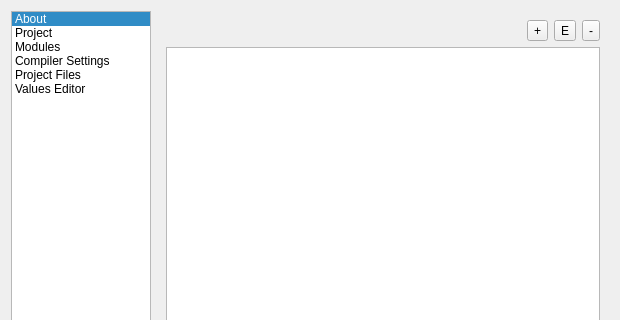
The window that v2/branches/xupmanager/addons/qmake/gui/UISimpleQMakeEditor.ui (testmana2/mks) describes before a commit, drawn with Qt 5; both pictures show x 0 to 620 and y 0 to 320 of the 620 by 458 pixel window.
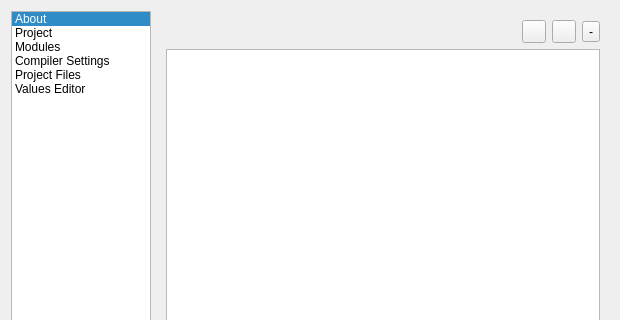
The same window after the commit. The open tabs and pages were chosen to show the change. Icons and pictures are not drawn.

Diff of the .ui file:
```diff
--- a/v2/branches/xupmanager/addons/qmake/gui/UISimpleQMakeEditor.ui
+++ b/v2/branches/xupmanager/addons/qmake/gui/UISimpleQMakeEditor.ui
@@ -597,15 +597,17 @@
        </item>
        <item row="0" column="1" >
         <widget class="QToolButton" name="tbAddFile" >
-         <property name="text" >
-          <string>+</string>
+         <property name="icon" >
+          <iconset resource="../../../resources/XUPManager.qrc" >
+           <normaloff>:/actions/add.png</normaloff>:/actions/add.png</iconset>
          </property>
         </widget>
        </item>
        <item row="0" column="2" >
         <widget class="QToolButton" name="tbEditFile" >
-         <property name="text" >
-          <string>E</string>
+         <property name="icon" >
+          <iconset resource="../../../resources/XUPManager.qrc" >
+           <normaloff>:/editor/icons/editor/modify.png</normaloff>:/editor/icons/editor/modify.png</iconset>
          </property>
         </widget>
        </item>
@@ -617,7 +619,22 @@
         </widget>
        </item>
        <item row="1" column="0" colspan="4" >
-        <widget class="QTreeView" name="tvFiles" />
+        <widget class="QTreeWidget" name="twFiles" >
+         <property name="selectionMode" >
+          <enum>QAbstractItemView::ExtendedSelection</enum>
+         </property>
+         <property name="allColumnsShowFocus" >
+          <bool>true</bool>
+         </property>
+         <property name="headerHidden" >
+          <bool>true</bool>
+         </property>
+         <column>
+          <property name="text" >
+           <string>1</string>
+          </property>
+         </column>
+        </widget>
        </item>
       </layout>
      </widget>
```
Left out of the diff: 11 changed lines with no effect on the pictures.
